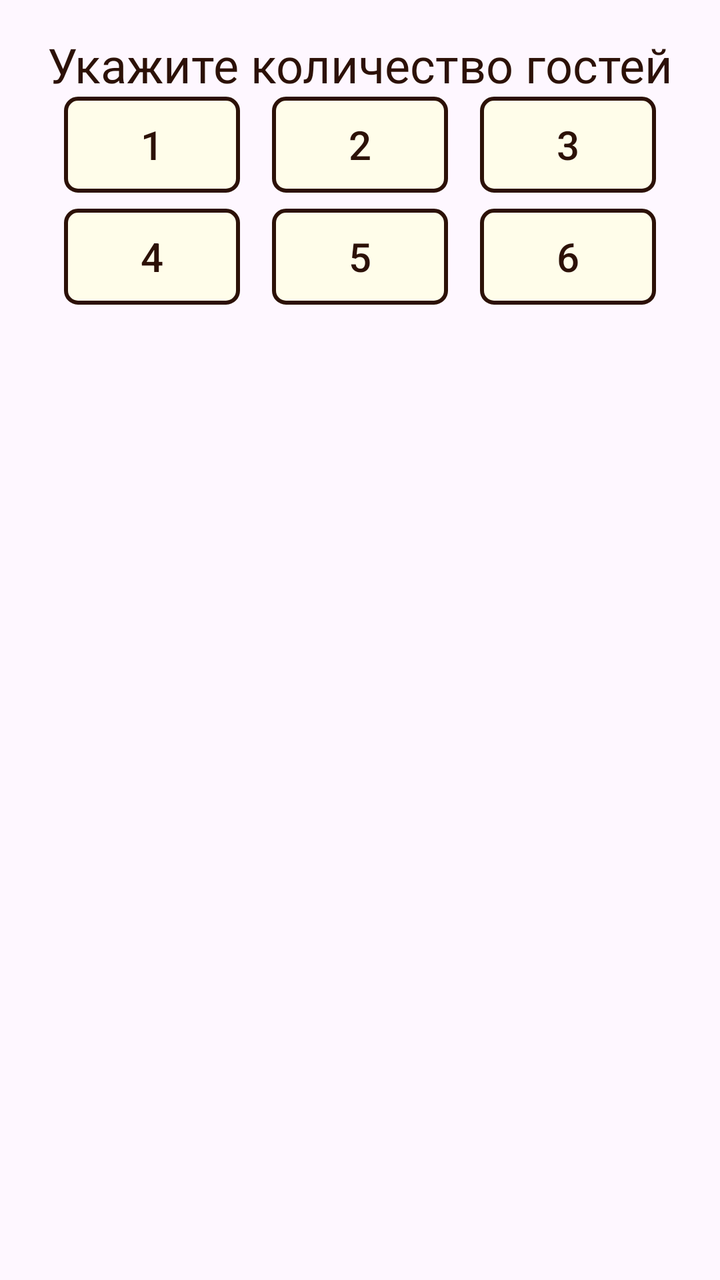
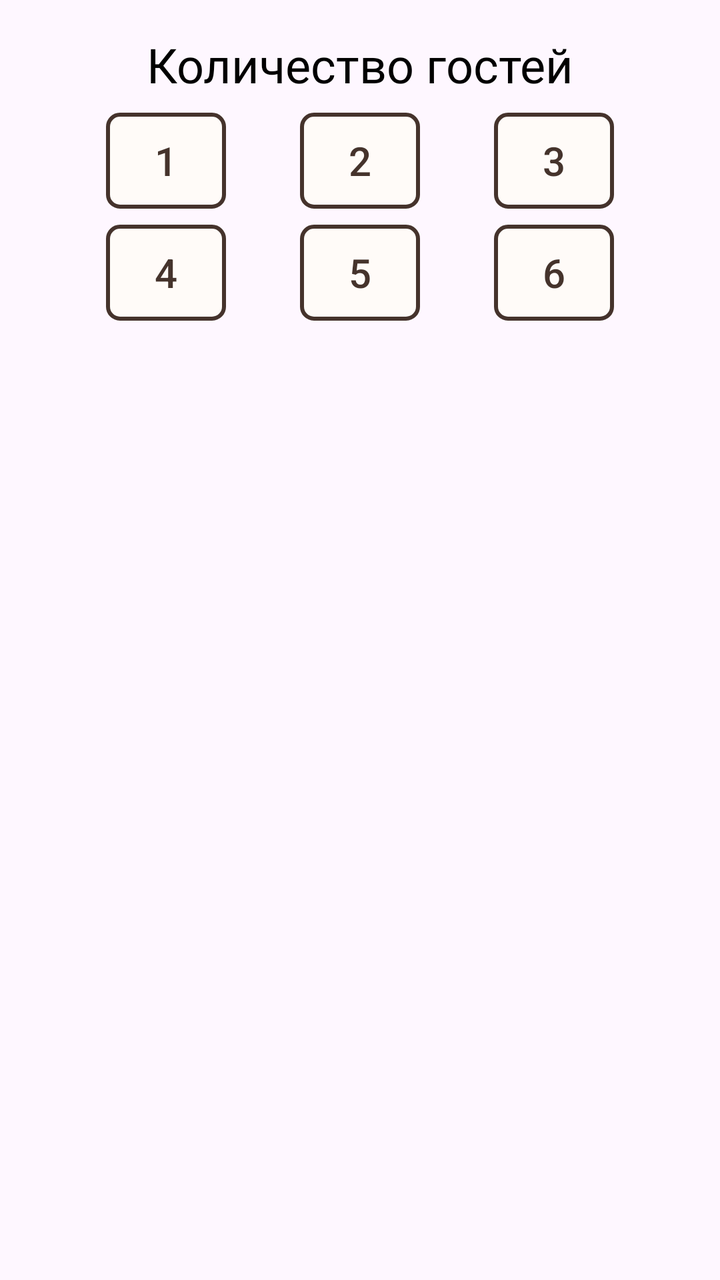

Compare the two renders of this Android layout. The source of the first and the diff that turns it into the second are given below.
<!-- AndroidManifest.xml: application theme Theme.YourPlace -->
<!-- res/layout/guest_count_picker_dialog.xml -->
<?xml version="1.0" encoding="utf-8"?>
<androidx.constraintlayout.widget.ConstraintLayout xmlns:android="http://schemas.android.com/apk/res/android"
    xmlns:app="http://schemas.android.com/apk/res-auto"
    android:layout_width="match_parent"
    android:layout_height="match_parent">

    <TextView
        android:id="@+id/guestCountPickerDialogTitle"
        android:layout_width="wrap_content"
        android:layout_height="wrap_content"
        android:layout_marginTop="16dp"
        android:fontFamily="@font/montserrat"
        android:text="@string/guest_count_picker_dialog_title"
        android:textColor="@color/brown"
        android:textSize="@dimen/buttonTextSize"
        app:layout_constraintEnd_toEndOf="parent"
        app:layout_constraintStart_toStartOf="parent"
        app:layout_constraintTop_toTopOf="parent" />

    <Button
        android:id="@+id/guestCountPickerDialogBtn1"
        android:layout_width="wrap_content"
        android:layout_height="wrap_content"
        android:layout_marginStart="16dp"
        android:background="@drawable/rounded_button_beige"
        android:text="1"
        android:textColor="@color/brown"
        android:textSize="@dimen/dialogTextSize"
        app:backgroundTint="@null"
        app:layout_constraintEnd_toStartOf="@+id/guestCountPickerDialogBtn2"
        app:layout_constraintHorizontal_bias="0.5"
        app:layout_constraintStart_toStartOf="parent"
        app:layout_constraintTop_toBottomOf="@+id/guestCountPickerDialogTitle" />

    <Button
        android:id="@+id/guestCountPickerDialogBtn2"
        android:layout_width="wrap_content"
        android:layout_height="wrap_content"
        android:background="@drawable/rounded_button_beige"
        android:text="2"
        android:textColor="@color/brown"
        android:textSize="@dimen/dialogTextSize"
        app:backgroundTint="@null"
        app:layout_constraintEnd_toStartOf="@+id/guestCountPickerDialogBtn3"
        app:layout_constraintHorizontal_bias="0.5"
        app:layout_constraintStart_toEndOf="@+id/guestCountPickerDialogBtn1"
        app:layout_constraintTop_toTopOf="@+id/guestCountPickerDialogBtn1" />

    <Button
        android:id="@+id/guestCountPickerDialogBtn3"
        android:layout_width="wrap_content"
        android:layout_height="wrap_content"
        android:layout_marginEnd="16dp"
        android:background="@drawable/rounded_button_beige"
        android:text="3"
        android:textColor="@color/brown"
        android:textSize="@dimen/dialogTextSize"
        app:backgroundTint="@null"
        app:layout_constraintEnd_toEndOf="parent"
        app:layout_constraintHorizontal_bias="0.5"
        app:layout_constraintStart_toEndOf="@+id/guestCountPickerDialogBtn2"
        app:layout_constraintTop_toTopOf="@+id/guestCountPickerDialogBtn2" />

    <Button
        android:id="@+id/guestCountPickerDialogBtn4"
        android:layout_width="wrap_content"
        android:layout_height="wrap_content"
        android:layout_marginStart="16dp"
        android:layout_marginTop="8dp"
        android:background="@drawable/rounded_button_beige"
        android:text="4"
        android:textColor="@color/brown"
        android:textSize="@dimen/dialogTextSize"
        app:backgroundTint="@null"
        app:layout_constraintEnd_toStartOf="@+id/guestCountPickerDialogBtn5"
        app:layout_constraintHorizontal_bias="0.5"
        app:layout_constraintStart_toStartOf="parent"
        app:layout_constraintTop_toBottomOf="@+id/guestCountPickerDialogBtn1" />

    <Button
        android:id="@+id/guestCountPickerDialogBtn5"
        android:layout_width="wrap_content"
        android:layout_height="wrap_content"
        android:background="@drawable/rounded_button_beige"
        android:text="5"
        android:textColor="@color/brown"
        android:textSize="@dimen/dialogTextSize"
        app:backgroundTint="@null"
        app:layout_constraintEnd_toStartOf="@+id/guestCountPickerDialogBtn6"
        app:layout_constraintHorizontal_bias="0.5"
        app:layout_constraintStart_toEndOf="@+id/guestCountPickerDialogBtn4"
        app:layout_constraintTop_toTopOf="@+id/guestCountPickerDialogBtn4" />

    <Button
        android:id="@+id/guestCountPickerDialogBtn6"
        android:layout_width="wrap_content"
        android:layout_height="wrap_content"
        android:layout_marginEnd="16dp"
        android:background="@drawable/rounded_button_beige"
        android:text="6"
        android:textColor="@color/brown"
        android:textSize="@dimen/dialogTextSize"
        app:backgroundTint="@null"
        app:layout_constraintEnd_toEndOf="parent"
        app:layout_constraintHorizontal_bias="0.5"
        app:layout_constraintStart_toEndOf="@+id/guestCountPickerDialogBtn5"
        app:layout_constraintTop_toTopOf="@+id/guestCountPickerDialogBtn5" />

</androidx.constraintlayout.widget.ConstraintLayout>
<!-- resources referenced by this layout -->
<resources>
  <color name="brown">#FF2C1107</color>
  <dimen name="buttonTextSize">24sp</dimen>
  <dimen name="dialogTextSize">20sp</dimen>
  <!-- drawable rounded_button_beige (drawable) -->
  <?xml version="1.0" encoding="utf-8"?>
  <shape xmlns:android="http://schemas.android.com/apk/res/android">
      <solid android:color="@color/beige" />
  
      <stroke
          android:width="2dp"
          android:color="@color/brown" />
  
      <corners android:radius="6dp" />
  
      <padding
          android:bottom="4dp"
          android:left="4dp"
          android:right="4dp"
          android:top="4dp" />
  </shape>
  <string name="guest_count_picker_dialog_title">Укажите количество гостей</string>
  <style name="Theme.YourPlace" parent="Base.Theme.YourPlace" />
  <color name="beige">#FFFFFDEA</color>
  <style name="Base.Theme.YourPlace" parent="Theme.Material3.DayNight.NoActionBar">
          <item name="colorPrimaryDark">@color/brown</item>
          
          
      </style>
</resources>

<!-- the commit's change to res/layout/guest_count_picker_dialog.xml (unified diff, before → after) -->
@@ -11,7 +11,7 @@
         android:layout_marginTop="16dp"
         android:fontFamily="@font/montserrat"
         android:text="@string/guest_count_picker_dialog_title"
-        android:textColor="@color/brown"
+        android:textColor="@color/black"
         android:textSize="@dimen/buttonTextSize"
         app:layout_constraintEnd_toEndOf="parent"
         app:layout_constraintStart_toStartOf="parent"
@@ -19,9 +19,10 @@
 
     <Button
         android:id="@+id/guestCountPickerDialogBtn1"
-        android:layout_width="wrap_content"
+        android:layout_width="60dp"
         android:layout_height="wrap_content"
         android:layout_marginStart="16dp"
+        android:layout_marginTop="8dp"
         android:background="@drawable/rounded_button_beige"
         android:text="1"
         android:textColor="@color/brown"
@@ -34,7 +35,7 @@
 
     <Button
         android:id="@+id/guestCountPickerDialogBtn2"
-        android:layout_width="wrap_content"
+        android:layout_width="60dp"
         android:layout_height="wrap_content"
         android:background="@drawable/rounded_button_beige"
         android:text="2"
@@ -48,7 +49,7 @@
 
     <Button
         android:id="@+id/guestCountPickerDialogBtn3"
-        android:layout_width="wrap_content"
+        android:layout_width="60dp"
         android:layout_height="wrap_content"
         android:layout_marginEnd="16dp"
         android:background="@drawable/rounded_button_beige"
@@ -63,7 +64,7 @@
 
     <Button
         android:id="@+id/guestCountPickerDialogBtn4"
-        android:layout_width="wrap_content"
+        android:layout_width="60dp"
         android:layout_height="wrap_content"
         android:layout_marginStart="16dp"
         android:layout_marginTop="8dp"
@@ -79,7 +80,7 @@
 
     <Button
         android:id="@+id/guestCountPickerDialogBtn5"
-        android:layout_width="wrap_content"
+        android:layout_width="60dp"
         android:layout_height="wrap_content"
         android:background="@drawable/rounded_button_beige"
         android:text="5"
@@ -93,7 +94,7 @@
 
     <Button
         android:id="@+id/guestCountPickerDialogBtn6"
-        android:layout_width="wrap_content"
+        android:layout_width="60dp"
         android:layout_height="wrap_content"
         android:layout_marginEnd="16dp"
         android:background="@drawable/rounded_button_beige"
<!-- resource entries referenced after the edit -->
@@ -1,6 +1,7 @@
 <!-- resources referenced by this layout -->
 <resources>
-  <color name="brown">#FF2C1107</color>
+  <color name="black">#FF000000</color>
+  <color name="brown">#FF45332C</color>
   <dimen name="buttonTextSize">24sp</dimen>
   <dimen name="dialogTextSize">20sp</dimen>
   <!-- drawable rounded_button_beige (drawable) -->
@@ -13,20 +14,16 @@
           android:color="@color/brown" />
   
       <corners android:radius="6dp" />
-  
-      <padding
-          android:bottom="4dp"
-          android:left="4dp"
-          android:right="4dp"
-          android:top="4dp" />
   </shape>
-  <string name="guest_count_picker_dialog_title">Укажите количество гостей</string>
+  <string name="guest_count_picker_dialog_title">Количество гостей</string>
   <style name="Theme.YourPlace" parent="Base.Theme.YourPlace" />
-  <color name="beige">#FFFFFDEA</color>
+  <color name="beige">#FFFFFBF8</color>
   <style name="Base.Theme.YourPlace" parent="Theme.Material3.DayNight.NoActionBar">
-          <item name="colorPrimaryDark">@color/brown</item>
+          <item name="colorPrimaryDark">@color/white</item>
+          <item name="colorOnPrimary">@color/black</item>
           
           
       </style>
+  <color name="white">#FFFFFFFF</color>
 </resources>
 
